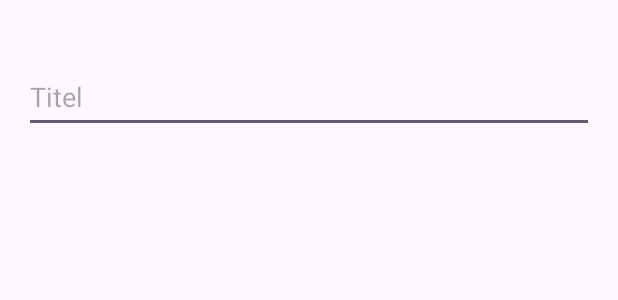
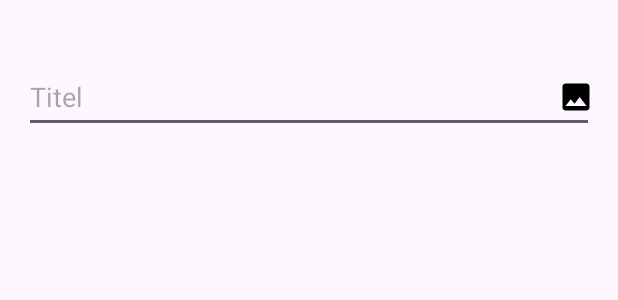
Before and after one commit to mathiseng/mis-java-project, an Android app: the layout dialog_media_item.xml on its own in the app's theme, with its tools: preview values and no code run, on a phone screen of 412 x 824 dp. Shown: the top 300 px of the screen. Run offline under Robolectric (Android 15) with nearby library versions, the phone set to English and light mode, and no system bars.

Commit message:
Add image picker and save to local database

```diff
--- a/app/src/main/java/com/example/mis_java_project/details/DetailsActivity.java
+++ b/app/src/main/java/com/example/mis_java_project/details/DetailsActivity.java
@@ -31,6 +31,8 @@ public class DetailsActivity extends AppCompatActivity {
         DetailsScreenBinding binding = DataBindingUtil.setContentView(this, R.layout.details_screen);
         binding.setViewModel(detailsViewViewModel);
         binding.setMediaItem(detailsViewViewModel.uiState().getValue().selectedMediaItem());
+        binding.mediaImage.setImageURI(detailsViewViewModel.uiState().getValue().selectedMediaItem().getImageUri());
+
 
         //Observe ListView UiState changes
         detailsViewViewModel.uiState().observe(this, uiState -> {
@@ -39,8 +41,8 @@ public class DetailsActivity extends AppCompatActivity {
                 showConfirmDeletionDialog();
             }
 
-            if(uiState.dismissDetails()){
-               finish();
+            if (uiState.dismissDetails()) {
+                finish();
             }
         });
 
--- a/app/src/main/java/com/example/mis_java_project/list/MediaItemListAdapter.java
+++ b/app/src/main/java/com/example/mis_java_project/list/MediaItemListAdapter.java
@@ -66,6 +66,7 @@ public class MediaItemListAdapter extends RecyclerView.Adapter<MediaItemListAdap
 
         public void bind(MediaItem item) {
             binding.setMediaItem(item);
+            binding.listItemImage.setImageURI(item.getImageUri());
             binding.executePendingBindings();
         }
     }
--- /dev/null
+++ b/app/src/main/res/drawable/ic_picture.xml
@@ -0,0 +1,5 @@
+<vector xmlns:android="http://schemas.android.com/apk/res/android" android:height="24dp" android:tint="#000000" android:viewportHeight="24" android:viewportWidth="24" android:width="24dp">
+
+    <path android:fillColor="@android:color/white" android:pathData="M21,19V5c0,-1.1 -0.9,-2 -2,-2H5c-1.1,0 -2,0.9 -2,2v14c0,1.1 0.9,2 2,2h14c1.1,0 2,-0.9 2,-2zM8.5,13.5l2.5,3.01L14.5,12l4.5,6H5l3.5,-4.5z"/>
+
+</vector>
--- a/app/src/main/res/layout/details_screen.xml
+++ b/app/src/main/res/layout/details_screen.xml
@@ -48,17 +48,13 @@
                 android:src="@drawable/ic_delete" />
         </LinearLayout>
 
-        <ScrollView
-            android:layout_width="match_parent"
-            android:layout_height="0dp"
-            android:layout_weight="1">
 
             <ImageView
+                android:layout_weight="1"
                 android:id="@+id/mediaImage"
                 android:layout_width="match_parent"
                 android:layout_height="wrap_content"
                 android:scaleType="centerInside" />
-        </ScrollView>
 
         <LinearLayout
             android:layout_width="match_parent"
--- a/app/src/main/res/layout/dialog_media_item.xml
+++ b/app/src/main/res/layout/dialog_media_item.xml
@@ -9,6 +9,10 @@
         <variable
             name="mediaItem"
             type="com.example.mis_java_project.data.model.MediaItem" />
+
+        <variable
+            name="imageUri"
+            type="android.net.Uri" />
     </data>
 
     <LinearLayout
@@ -26,6 +30,10 @@
             android:textSize="18sp"
             android:textStyle="bold" />
 
+        <RelativeLayout
+            android:layout_width="match_parent"
+            android:layout_height="wrap_content">
+
             <EditText
                 android:id="@+id/editTextTitle"
                 android:layout_width="match_parent"
@@ -35,7 +43,26 @@
                 android:hint="Titel"
                 android:inputType="text"
                 android:onTextChanged="@{(text, start, before, count) -> viewModel.onTextChanged(text)}"
-            android:text="@={mediaItem.title}" ><requestFocus/></EditText>
+                android:text="@={mediaItem.title}">
 
+                <requestFocus />
+            </EditText>
+
+            <ImageView
+                android:id="@+id/button_select_picture"
+                android:layout_width="wrap_content"
+                android:layout_height="wrap_content"
+                android:layout_alignParentEnd="true"
+                android:layout_centerVertical="true"
+                android:contentDescription="wa"
+                android:src="@drawable/ic_picture" />
+        </RelativeLayout>
+
+        <ImageView
+            android:id="@+id/media_item_image"
+            android:layout_width="wrap_content"
+            android:layout_height="120dp"
+            android:layout_gravity="center"
+            android:contentDescription="" />
     </LinearLayout>
 </layout>
--- a/app/src/main/res/layout/list_item.xml
+++ b/app/src/main/res/layout/list_item.xml
@@ -21,6 +21,7 @@
             android:paddingVertical="8.dp">
 
             <ImageView
+                android:id="@+id/list_item_image"
                 android:layout_width="48.dp"
                 android:layout_height="48.dp"
                 android:layout_marginEnd="8.dp" />
```
Also changed, not shown: app/src/main/AndroidManifest.xml (+5 -6 lines), app/src/main/java/com/example/mis_java_project/MediaItemRepository.java (+78 -2 lines), app/src/main/java/com/example/mis_java_project/data/model/MediaItem.java (+18 -0 lines), app/src/main/java/com/example/mis_java_project/dialog/DialogViewUiState.java (+7 -3 lines), app/src/main/java/com/example/mis_java_project/dialog/DialogViewViewModel.java (+23 -10 lines), app/src/main/java/com/example/mis_java_project/dialog/MediaItemDialogFragment.java (+31 -1 lines). Lines whose indentation alone changed are shown as unchanged.
